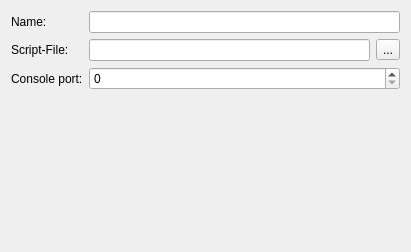
This is gns3/modules/vpcs/ui/vpcs_device_configuration_page.ui in GNS3/gns3-gui as Qt 5 draws it before an edit. The edited form follows.
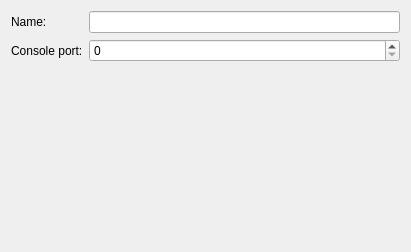
This is the edited form.

Diff of the .ui file:
```diff
--- a/gns3/modules/vpcs/ui/vpcs_device_configuration_page.ui
+++ b/gns3/modules/vpcs/ui/vpcs_device_configuration_page.ui
@@ -25,44 +25,20 @@
     <widget class="QLineEdit" name="uiNameLineEdit"/>
    </item>
    <item row="1" column="0">
-    <widget class="QLabel" name="uiScriptFileLabel">
-     <property name="text">
-      <string>Script-File:</string>
-     </property>
-    </widget>
-   </item>
-   <item row="1" column="1">
-    <layout class="QHBoxLayout" name="horizontalLayout_4">
-     <item>
-      <widget class="QLineEdit" name="uiScriptFileLineEdit"/>
-     </item>
-     <item>
-      <widget class="QToolButton" name="uiScriptFileToolButton">
-       <property name="text">
-        <string>...</string>
-       </property>
-       <property name="toolButtonStyle">
-        <enum>Qt::ToolButtonTextOnly</enum>
-       </property>
-      </widget>
-     </item>
-    </layout>
-   </item>
-   <item row="2" column="0">
     <widget class="QLabel" name="uiConsolePortLabel">
      <property name="text">
       <string>Console port:</string>
      </property>
     </widget>
    </item>
-   <item row="2" column="1">
+   <item row="1" column="1">
     <widget class="QSpinBox" name="uiConsolePortSpinBox">
      <property name="maximum">
       <number>65535</number>
      </property>
     </widget>
    </item>
-   <item row="3" column="1">
+   <item row="2" column="1">
     <spacer name="spacer">
      <property name="orientation">
       <enum>Qt::Vertical</enum>
```
